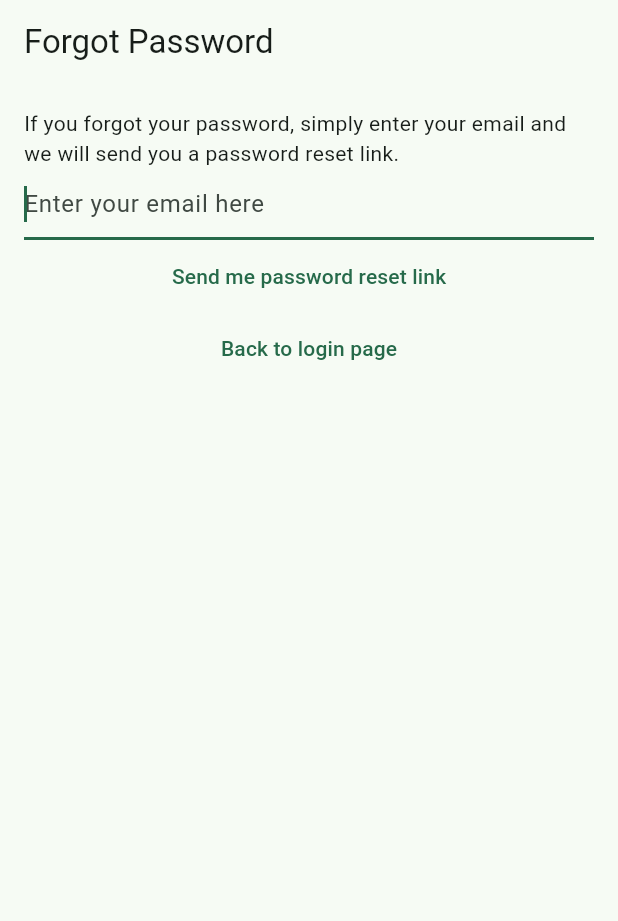
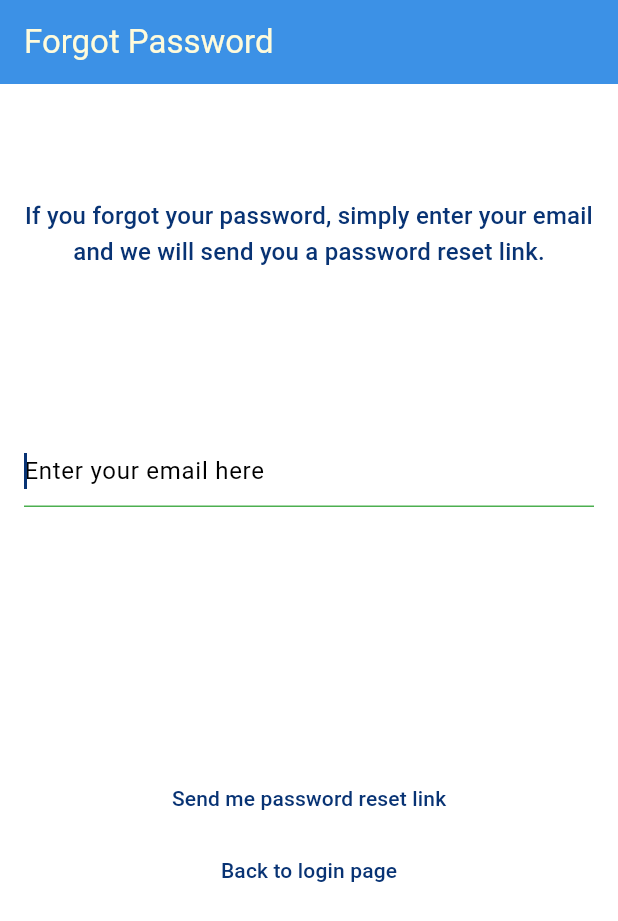
Before and after one commit to uchennworgu/Notetaker_Mobile, a Flutter app: the screen it shows after launch, after a tap on "I forgot my password", on a phone screen of 412 x 824 dp. Shown: the top 921 px of the screen. Run offline on Flutter 3.47's test engine with Material 3 defaults, Android fonts, the phone set to English and light mode, and no system bars; our stand-ins replace bloc, cloud_firestore, equatable, firebase_auth, firebase_core, flutter_bloc and 1 more; accounts and stored records are empty; generated files the repository leaves out were written again; network calls fail.

Commit message:
UI update

```diff
--- a/lib/l10n/intl_en.arb
+++ b/lib/l10n/intl_en.arb
@@ -11,6 +11,7 @@
     "verify_email": "Verify email",
     "register": "Register",
     "restart": "Restart",
+    "my_notes": "My Notes",
 
     "start_typing_your_note": "Start typing your note",
     "delete_note_prompt": "Are you sure you want to delete this note?",
@@ -19,7 +20,7 @@
     "logout_dialog_prompt": "Are you sure you want to log out?",
 
     "password_reset": "Password reset",
-    "password_reset_dialog_prompt": "We have now sent you a password reset link. Please check your email for more information.",
+    "password_reset_dialog_prompt": "If you entered a valid and registered email, we will send you a password reset link. Please check your email for more information.",
 
     "login_error_cannot_find_user": "Cannot find a user with the entered credentials!",
     "login_error_wrong_credentials": "Wrong credentials",
@@ -43,7 +44,7 @@
     "register_error_email_already_in_use": "This email is already registered to another user. Please choose another email!",
     "register_error_generic": "Failed to register. Please try again later!",
     "register_error_invalid_email": "The email address you entered appears to be invalid. Please try another email address!",
-    "register_view_prompt": "Enter your email and password to see your notes!",
+    "register_view_prompt": "Enter your email and password to register with My Notes!",
     "register_view_already_registered": "Already registered? Login here!",
 
     "verify_email_view_prompt": "We've sent you an email verification. Please open it to verify your account. If you haven't received a verification email yet, press the button below!",
--- a/lib/l10n/intl_sv.arb
+++ b/lib/l10n/intl_sv.arb
@@ -11,6 +11,7 @@
     "verify_email": "Verifera",
     "register": "Registrera",
     "restart": "Börja om",
+    "my_notes": "Mina Anteckningar",
 
     "start_typing_your_note": "Skriv din antäckning här",
     "delete_note_prompt": "Are du säker på att du vill radera den här antäckningen?",
@@ -19,7 +20,7 @@
     "logout_dialog_prompt": "Är du säker på att du vill logga ut?",
 
     "password_reset": "Nollställ ditt lösenord",
-    "password_reset_dialog_prompt": "Vi har nu skickat ett mejl till dig. Mejlet innehåller instruktioner på hur du kan nollställa ditt lösenord!",
+    "password_reset_dialog_prompt": "Om du angav en giltig och registrerad e-postadress kommer vi att skicka en länk för återställning av lösenord. Vänligen kontrollera din e-post för mer information.",
 
     "login_error_cannot_find_user": "Kunde inte hitta en användare med de angivna uppgifter!",
     "login_error_wrong_credentials": "Fel inloggnings uppgifter!",
@@ -43,7 +44,7 @@
     "register_error_email_already_in_use": "Mejladdresset som du angav är redan taget. Var vänlig och välj ett annat mejladdress!",
     "register_error_generic": "Kunde tyvärr inte hantera din begäran. Var vänlig försök igen senare.",
     "register_error_invalid_email": "Ditt valda mejladdress verkar inte vara giltigt. Var vänlig försök med ett annat mejladdress.",
-    "register_view_prompt": "Mata in ditt mejladdress och ditt lösenord för att se dina antäckningar!",
+    "register_view_prompt": "Ange din e-postadress och ditt lösenord för att registrera dig hos My Notes!",
     "register_view_already_registered": "Redan registrerat? Logga in här!",
 
     "verify_email_view_prompt": "Vi har skickat ett mejl till ditt mejladdress. Du behöver trycka på länken i mejlet för att verifiera ditt mejladdress. Om du inte har redan fått mejlet efter en stund, tryck på knappen nedan för att skicka ett till mejl!",
--- a/lib/main.dart
+++ b/lib/main.dart
@@ -24,9 +24,49 @@ void main() {
     title: 'Flutter Demo',
     debugShowCheckedModeBanner: false,
     theme: ThemeData(
-      colorScheme: ColorScheme.fromSeed(seedColor: const Color.fromARGB(255, 58, 183, 127)),
+      brightness: Brightness.light,
+      colorScheme: const ColorScheme.light(
+        background: Color(0xFFFFFBDB),
+        primary:  Color.fromARGB(255, 8, 51, 116),
+        secondary: Color(0xFF3C91E6),
+        tertiary: Color(0xFFFFFBDB),
+      ),
       useMaterial3: true,
+
+      textTheme: const TextTheme(),
+
+      inputDecorationTheme: const InputDecorationTheme(
+        enabledBorder: UnderlineInputBorder(
+          borderSide: BorderSide(color: Colors.blue)
+        ),
+        focusedBorder: UnderlineInputBorder(
+          borderSide: BorderSide(color: Colors.green)
+        )
+      ),
+
+      appBarTheme: const AppBarTheme(
+        foregroundColor:  Color(0xFFFFFBDB),
+        backgroundColor:  Color(0xFF3C91E6),
+      ),
+
+      dialogTheme: const DialogTheme(
+        backgroundColor: Color(0xFF3C91E6),
+      ),
+
+      popupMenuTheme: PopupMenuThemeData(color: Color(0xFF3C91E6)),
+
+      listTileTheme: const ListTileThemeData(
+        tileColor: Color(0xFF3C91E6),
+        textColor: Color(0xFFFFFBDB),
+        iconColor: Color(0xFFFFFBDB),
+        selectedColor: Color.fromARGB(255, 8, 51, 116),
+
+        )
+
     ),
+    //darkTheme: ThemeData(),
+    //themeMode: ThemeMode.system,
+    themeMode: ThemeMode.light,
     home:  BlocProvider <AuthBloc>(
       create: (context) => AuthBloc(FirebaseAuthProvider()),
       child: const HomePage(),
--- a/lib/views/forgot_password_view.dart
+++ b/lib/views/forgot_password_view.dart
@@ -32,6 +32,9 @@ class _ForgotPasswordViewState extends State<ForgotPasswordView> {
 
   @override
   Widget build(BuildContext context) {
+
+    final ThemeData theme = Theme.of(context);
+
     return BlocListener<AuthBloc,AuthState>(
       listener: (context, state) async{
         if (state is AuthStateForgotPassword){
@@ -56,9 +59,21 @@ class _ForgotPasswordViewState extends State<ForgotPasswordView> {
         child: SingleChildScrollView(
           child: Column(
             children: [
+
+                const SizedBox(
+                      height: 60,
+                    ),
+
                Text(
-                context.loc.forgot_password_view_prompt
+                context.loc.forgot_password_view_prompt,
+                style: theme.textTheme.titleMedium!.copyWith(color: theme.primaryColor),textAlign: TextAlign.center,
                 ),
+
+                const SizedBox(
+                      height: 110,
+                    ),
+
+
               TextField(
                 keyboardType: TextInputType.emailAddress,
                 autocorrect: false,
@@ -68,6 +83,11 @@ class _ForgotPasswordViewState extends State<ForgotPasswordView> {
                   hintText: context.loc.email_text_field_placeholder,
                 ),
               ),
+
+               const SizedBox(
+                      height: 170,
+                    ),
+
               TextButton(
                 onPressed: (){
                   final email = _controller.text;
--- a/lib/views/login_view.dart
+++ b/lib/views/login_view.dart
@@ -37,6 +37,9 @@ class _LoginViewState extends State<LoginView> {
 
   @override
   Widget build(BuildContext context) {
+
+      final ThemeData theme = Theme.of(context);
+
     return BlocListener<AuthBloc, AuthState>(
       listener: (context, state) async {
         if (state is AuthStateLoggedOut) {
@@ -52,41 +55,69 @@ class _LoginViewState extends State<LoginView> {
       }
      },
       child: Scaffold(
+        //backgroundColor: Colors.pink,
         appBar: AppBar(
-          title:  Text(context.loc.login),
+          title:  Text(context.loc.my_notes, style: TextStyle(fontSize: 40),),
+          centerTitle: true,
           //title: Text(AppLocalizations.of(context)!.my_title),
           // ^ using arb file to create title that will switch based on language settings
           //title: Text(context.loc.my_title),
           // ^same function as other line but uses a getter in loc.dart file to
           // unwrap context automatically, making code more readable
-          foregroundColor: (Colors.white),
-          backgroundColor: (Colors.blue),
+          //foregroundColor: (Colors.white),
+          //backgroundColor: colorTheme.secondary,
         ),
-        body: Padding(
-          padding: const EdgeInsets.all(10.0),
+        body: SizedBox.expand(
+          child: Padding(
+            padding: const EdgeInsets.fromLTRB(20.0, 0.0, 20.0, 20.0),
             child: SingleChildScrollView(
+              child: SizedBox(
                 child: Column(
+                  mainAxisAlignment: MainAxisAlignment.spaceBetween,
                   children: [
-                 Text(
-                  context.loc.login_view_prompt),
+
+                    const SizedBox(
+                      height: 70,
+                    ),
+
+                    Text(context.loc.login_view_prompt, style: theme.textTheme.titleMedium!.copyWith(color: theme.primaryColor),textAlign: TextAlign.center,),
+
+                    const SizedBox(
+                      height: 70,
+                    ),
+
                     TextField(
+                      textAlign: TextAlign.center,
                       controller: _email,
                       enableSuggestions: false,
                       autocorrect: false,
                       keyboardType: TextInputType.emailAddress,
                       decoration:  InputDecoration(
                         hintText: context.loc.email_text_field_placeholder,
+                        hintStyle: theme.textTheme.bodyLarge!.copyWith(color: theme.primaryColor),
                       ),
                     ),
+
+                       const SizedBox(
+                      height: 20,
+                    ),
+
                     TextField(
+                      textAlign: TextAlign.center,
                       controller: _password,
                       obscureText: true,
                       enableSuggestions: false,
                       autocorrect: false,
                       decoration:  InputDecoration(
                         hintText: context.loc.password_text_field_placeholder,
+                        hintStyle: theme.textTheme.bodyLarge!.copyWith(color: theme.primaryColor),
                       ),
                     ),
+
+                     const SizedBox(
+                      height: 110,
+                    ),
+
                     TextButton(
                       onPressed: () async {
                         final email = _email.text;
@@ -99,6 +130,7 @@ class _LoginViewState extends State<LoginView> {
                         context.loc.login,
                         ),
                     ),
+
                     TextButton(
                       onPressed: () {
                         context.read<AuthBloc>().add(const AuthEventForgotPassword());
@@ -106,6 +138,7 @@ class _LoginViewState extends State<LoginView> {
                       child:  Text(
                         context.loc.login_view_forgot_password,
                       )),
+
                     TextButton(
                           onPressed: () {
                             context.read<AuthBloc>().add(const AuthEventShouldRegister());
@@ -113,7 +146,10 @@ class _LoginViewState extends State<LoginView> {
                           child:  Text(
                             context.loc.login_view_not_registered_yet,
                           )),
+
                   ],
+                ),
+              ),
             ),
           ),
         ),
--- a/lib/views/notes/create_update_note_view.dart
+++ b/lib/views/notes/create_update_note_view.dart
@@ -115,12 +115,16 @@ class _CreateUpdateNoteViewState extends State<CreateUpdateNoteView> {
         switch (snapshot.connectionState){
           case ConnectionState.done:
               _setupTextControllerListener();
-              return TextField(
+              return Container(
+                margin: EdgeInsets.symmetric(vertical: 8,horizontal: 16),
+                padding: EdgeInsets.fromLTRB(0, 20, 0, 0),
+                child: TextField(
                   controller: _textController,
                   keyboardType: TextInputType.multiline,
                   maxLines: null,
                   decoration: InputDecoration(
                     hintText: context.loc.start_typing_your_note,
+                  ),
                             ),
               );
           default:
--- a/lib/views/notes/notes_list_view.dart
+++ b/lib/views/notes/notes_list_view.dart
@@ -24,7 +24,9 @@ class NotesListView extends StatelessWidget {
       itemCount: notes.length,
       itemBuilder: (context, index) {
         final note = notes.elementAt(index);
-        return ListTile(
+        return Container(
+          margin: EdgeInsets.symmetric(vertical: 8,horizontal: 16),
+          child: ListTile(
             //this is the on tap parameter thats buit into list tile widget
             onTap: (){
               //this is the on tap call back we defined above, to tell the call site
@@ -46,6 +48,7 @@ class NotesListView extends StatelessWidget {
               },
               icon: const Icon(Icons.delete),
             ),
+          ),
         );
       },
     );
--- a/lib/views/notes/notes_view.dart
+++ b/lib/views/notes/notes_view.dart
@@ -53,8 +53,8 @@ class _NotesViewState extends State<NotesView> {
             }
           }
         ),
-        foregroundColor: (Colors.white),
-        backgroundColor: (Colors.blue),
+        //foregroundColor: (Colors.white),
+       // backgroundColor: (Colors.blue),
         actions: [
           IconButton(
             onPressed: (){
@@ -80,7 +80,7 @@ class _NotesViewState extends State<NotesView> {
             return [
                PopupMenuItem<MenuAction> (
                 value: MenuAction.logout,
-                child: Text(context.loc.logout_button)
+                child: Text(context.loc.logout_button, style:  TextStyle(color: Theme.of(context).colorScheme.background))
                 )
               ];
           }
```
Also changed, not shown: lib/utilities/dialogs/generic_dialog.dart (+5 -3 lines), lib/views/register_view.dart (+29 -3 lines). Lines whose indentation alone changed are shown as unchanged.
